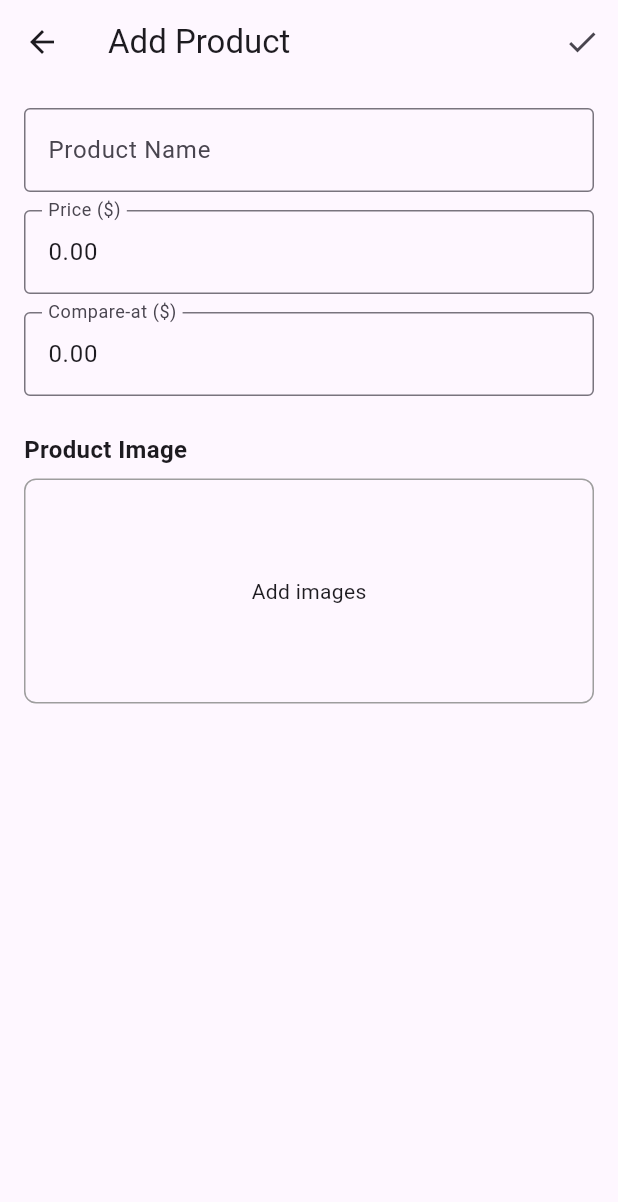
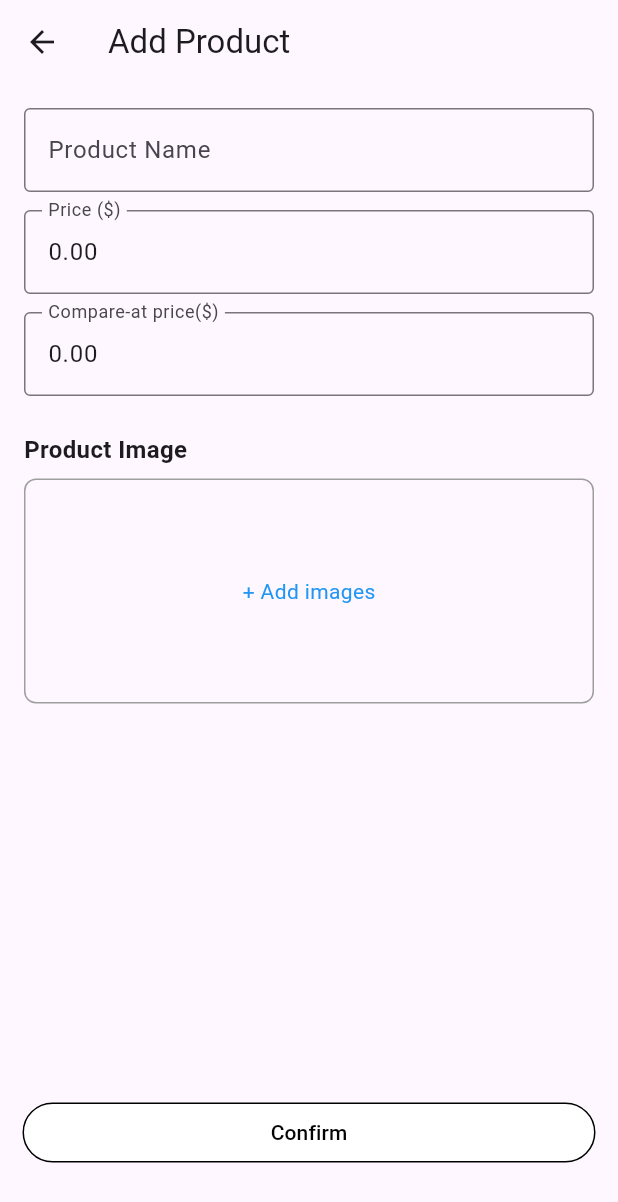
Before and after one commit to TzuHsuanLin-127322/Comp5450Challenge1, a Flutter app: the ProductFormPage screen opened directly, on a phone screen of 412 x 824 dp. Shown: the top 1202 px of the screen. Run offline on Flutter 3.47's test engine with Material 3 defaults, Android fonts, the phone set to English and light mode, and no system bars; our stand-ins replace fl_chart, image_picker.

Commit message:
Update product_form_page.dart

```diff
--- a/lib/pages/product_form_page.dart
+++ b/lib/pages/product_form_page.dart
@@ -1,7 +1,7 @@
 import 'dart:io';
 import 'package:flutter/material.dart';
+import 'package:flutter/services.dart';  // 保证正确导入 FilteringTextInputFormatter
 import 'package:provider/provider.dart';
-
 import 'product_view_model.dart';
 import 'product_model.dart';
 
@@ -28,11 +28,8 @@ class _ProductFormPageState extends State<ProductFormPage> {
     super.initState();
     final vm = context.read<ProductViewModel>();
 
-
     if (widget.isEditMode && widget.initialData != null) {
-      // vm.setProduct(Product.fromMap(widget.initialData!));
       vm.product = Product.fromMap(widget.initialData!);
-
     }
 
     _nameCtrl = TextEditingController(text: vm.product.name);
@@ -55,15 +52,6 @@ class _ProductFormPageState extends State<ProductFormPage> {
       builder: (_, vm, __) => Scaffold(
         appBar: AppBar(
           title: Text(widget.isEditMode ? 'Edit Product' : 'Add Product'),
-          actions: [
-            IconButton(
-              icon: const Icon(Icons.check),
-              onPressed: () {
-                vm.saveProduct();
-                Navigator.pop(context, vm.product);
-              },
-            )
-          ],
         ),
         body: Padding(
           padding: const EdgeInsets.all(16),
@@ -83,7 +71,7 @@ class _ProductFormPageState extends State<ProductFormPage> {
               const SizedBox(height: 12),
               _moneyField(
                 controller: _compareCtrl,
-                label: 'Compare‑at (\$)',
+                label: 'Compare‑at price(\$)',
                 onChanged: (v) => _setMoney(vm.product.comparePrice, v),
               ),
               const SizedBox(height: 24),
@@ -96,7 +84,7 @@ class _ProductFormPageState extends State<ProductFormPage> {
                   if (vm.product.images.isNotEmpty)
                     GestureDetector(
                       onTap: vm.pickImages,
-                      child: const Text('Add Images',
+                      child: const Text('+ Add Images',
                           style: TextStyle(color: Colors.blue)),
                     ),
                 ],
@@ -121,12 +109,54 @@ class _ProductFormPageState extends State<ProductFormPage> {
             ],
           ),
         ),
+        bottomNavigationBar: Padding(
+          padding: const EdgeInsets.only(left: 15, right: 15, bottom: 45),
+          child: OutlinedButton(
+            onPressed: () {
+              vm.saveProduct();
+              Navigator.pop(context, vm.product);
+            },
+            style: OutlinedButton.styleFrom(
+              side: BorderSide(color: Colors.black),
+              backgroundColor: Colors.white,
+            ),
+            child: const Text(
+              'Confirm',
+              style: TextStyle(color: Colors.black),
+            ),
+          ),
+        ),
       ),
     );
   }
 
+  // allow both numbers and decimal points
+  Widget _moneyField({
+    required TextEditingController controller,
+    required String label,
+    required ValueChanged<String> onChanged,
+  }) =>
+      TextField(
+        controller: controller,
+        keyboardType:
+        const TextInputType.numberWithOptions(decimal: true, signed: false),
+        decoration: _inputDecoration(label),
+        inputFormatters: [
+          FilteringTextInputFormatter.deny(RegExp(r'[^0-9.]'))
+        ],
+        onChanged: onChanged,
+      );
 
-
+  void _setMoney(Money money, String input) {
+    final cleanedInput = input.replaceAll(RegExp(r'[^0-9.]'), '');
+    if (cleanedInput.isNotEmpty) {
+      final parts = cleanedInput.split('.');
+      money.major = int.tryParse(parts[0]) ?? 0;
+      money.minor = parts.length > 1
+          ? int.tryParse(parts[1].padRight(2, '0').substring(0, 2)) ?? 0
+          : 0;
+    }
+  }
 
   Widget _field({
     required TextEditingController controller,
@@ -141,30 +171,6 @@ class _ProductFormPageState extends State<ProductFormPage> {
         onChanged: onChanged,
       );
 
-
-  Widget _moneyField({
-    required TextEditingController controller,
-    required String label,
-    required ValueChanged<String> onChanged,
-  }) =>
-      TextField(
-        controller: controller,
-        keyboardType:
-        const TextInputType.numberWithOptions(decimal: true, signed: false),
-        decoration: _inputDecoration(label),
-        onChanged: onChanged,
-      );
-
-
-  void _setMoney(Money money, String input) {
-    final parts = input.split('.');
-    money.major = int.tryParse(parts[0]) ?? 0;
-    money.minor = parts.length > 1
-        ? int.tryParse(parts[1].padRight(2, '0').substring(0, 2)) ?? 0
-        : 0;
-  }
-
-
   Widget _emptyImageBox({required VoidCallback onTap}) => GestureDetector(
     onTap: onTap,
     child: Container(
@@ -175,10 +181,9 @@ class _ProductFormPageState extends State<ProductFormPage> {
         borderRadius: BorderRadius.circular(8),
       ),
       alignment: Alignment.center,
-      child: const Text('Add images'),
+      child: const Text('+ Add images', style: TextStyle(color: Colors.blue)), // Text changed to blue
     ),
   );
-
 
   Widget _imageGrid(ProductViewModel vm) => GridView.builder(
     shrinkWrap: true,
@@ -218,8 +223,7 @@ class _ProductFormPageState extends State<ProductFormPage> {
               child: Container(
                 color: Colors.black54,
                 padding: const EdgeInsets.all(2),
-                child:
-                const Icon(Icons.close, color: Colors.white, size: 16),
+                child: const Icon(Icons.close, color: Colors.white, size: 16),
               ),
             ),
           ),
```
